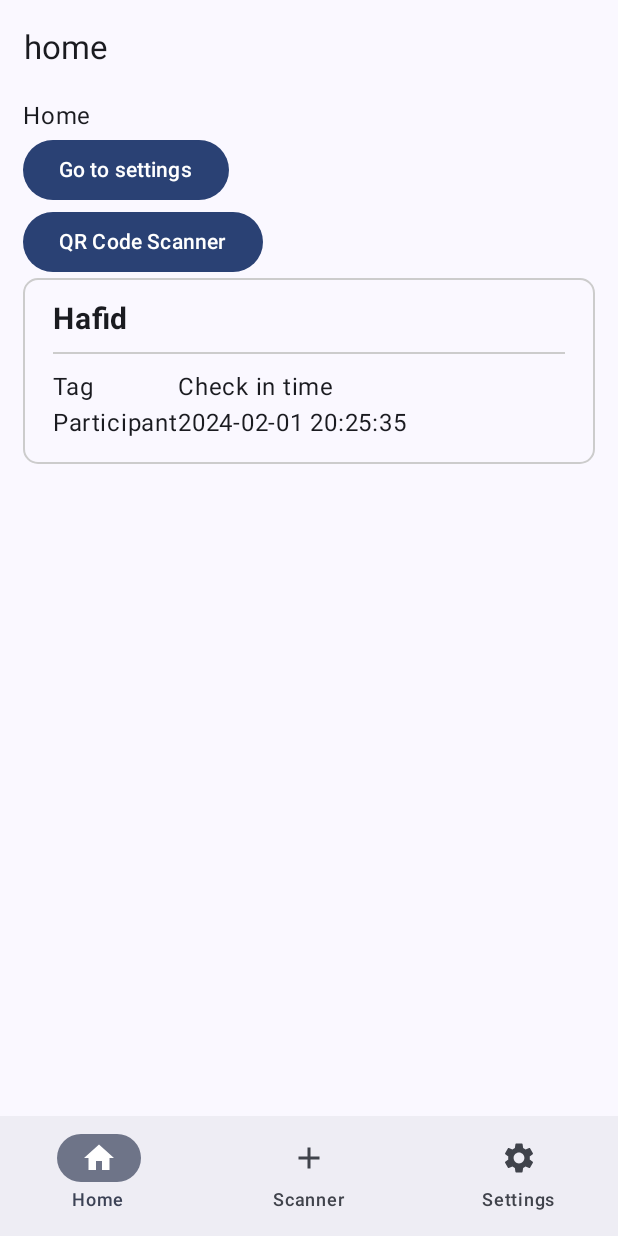
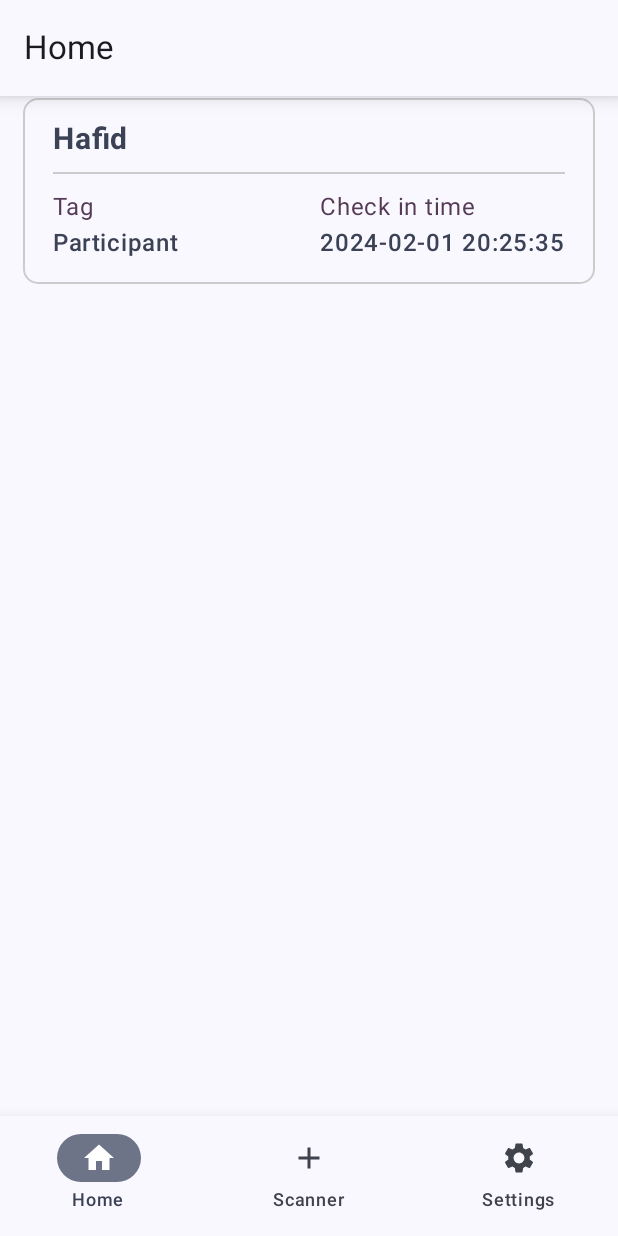
Before and after one commit to abdelhafidHadjadj/kotlin_checkin, an Android app built with Jetpack Compose: the screen it shows after launch (MainActivity), on a phone screen of 412 x 824 dp. Run offline under Robolectric (Android 15) with nearby library versions, the phone set to English and light mode, and no system bars.

Commit message:
some of updates

```diff
--- a/app/src/main/java/com/example/first_app/composables/AppNavigation.kt
+++ b/app/src/main/java/com/example/first_app/composables/AppNavigation.kt
@@ -42,12 +42,22 @@ fun AppNavigation(navController: NavHostController, modifier: Modifier = Modifie
         composable(Routes.homeScreen) {
             HomeScreen(navController)
         }
-        composable(Routes.settingsScreen +"/{name}") {
-            val name = it.arguments?.getString("name")
-            SettingsScreen(name?: "no name")
+        composable(Routes.settingsScreen) {
+
+            SettingsScreen()
         }
         composable(Routes.scannerScreen) {
             ScannerScreen()
         }
     })
 }
+
+
+/*
+*
+*    composable(Routes.settingsScreen +"/{name}") {
+            val name = it.arguments?.getString("name")
+            SettingsScreen(name?: "no name")
+        }
+*
+* */
--- a/app/src/main/java/com/example/first_app/composables/libs/HistoryItem.kt
+++ b/app/src/main/java/com/example/first_app/composables/libs/HistoryItem.kt
@@ -9,10 +9,12 @@ import androidx.compose.foundation.layout.padding
 import androidx.compose.foundation.shape.RoundedCornerShape
 import androidx.compose.material3.Divider
 import androidx.compose.material3.HorizontalDivider
+import androidx.compose.material3.MaterialTheme
 import androidx.compose.material3.Text
 import androidx.compose.runtime.Composable
 import androidx.compose.ui.Modifier
 import androidx.compose.ui.draw.clip
+import androidx.compose.ui.draw.shadow
 import androidx.compose.ui.graphics.Color
 import androidx.compose.ui.text.font.FontWeight
 import androidx.compose.ui.tooling.preview.Preview
@@ -27,23 +29,38 @@ fun HistoryItem(username: String, tag: String, checkInTime: String) {
             .fillMaxWidth()
             .border(1.dp, Color.LightGray, shape = RoundedCornerShape(10.dp))
             .padding(vertical = 15.dp, horizontal = 20.dp)
-
             ,Arrangement.spacedBy(10.dp)
 
     ){
         Text(text = username,
             fontWeight = FontWeight.Bold,
-            fontSize = 20.sp
+            fontSize = 20.sp,
+            color = MaterialTheme.colorScheme.secondary
             )
         HorizontalDivider(modifier = Modifier.border(1.dp, Color.LightGray))
-        Row {
+        Row (
+                horizontalArrangement = Arrangement.SpaceBetween,
+                    modifier = Modifier.fillMaxWidth()
+
+        ){
             Column {
-                Text(text = "Tag")
-                Text(text = tag)
+                Text(text = "Tag",
+                    color = MaterialTheme.colorScheme.tertiary
+                    )
+                Text(text = tag,
+                    fontWeight = FontWeight.SemiBold,
+                    color = MaterialTheme.colorScheme.secondary
+
+                    )
             }
             Column {
-                Text(text = "Check in time")
-                Text(text = checkInTime)
+                Text(text = "Check in time",
+                    color = MaterialTheme.colorScheme.tertiary
+                    )
+                Text(text = checkInTime,
+                    fontWeight = FontWeight.SemiBold,
+                    color = MaterialTheme.colorScheme.secondary
+                    )
             }
         }
     }
--- a/app/src/main/java/com/example/first_app/composables/screens/HomeScreen.kt
+++ b/app/src/main/java/com/example/first_app/composables/screens/HomeScreen.kt
@@ -17,15 +17,10 @@ import com.example.first_app.composables.libs.HistoryItem
 @Composable
 
 fun HomeScreen(navController: NavController){
+
     Column (
     ){
-        Text(text= "Home")
-        Button(onClick = { navController.navigate(Routes.settingsScreen +"/hafid")}){
-            Text(text = "Go to settings")
-        }
-        Button(onClick = { navController.navigate(Routes.scannerScreen)}) {
-            Text(text = "QR Code Scanner")
-        }
+
         HistoryItem(username = "Hafid", tag = "Participant", checkInTime = "2024-02-01 20:25:35")
     }
 }
--- a/app/src/main/java/com/example/first_app/composables/screens/MainScreen.kt
+++ b/app/src/main/java/com/example/first_app/composables/screens/MainScreen.kt
@@ -4,6 +4,8 @@ import androidx.compose.foundation.background
 import androidx.compose.foundation.layout.navigationBarsPadding
 import androidx.compose.foundation.layout.padding
 import androidx.compose.foundation.layout.statusBarsPadding
+import androidx.compose.material3.BottomAppBar
+import androidx.compose.material3.BottomAppBarDefaults
 import androidx.compose.material3.ExperimentalMaterial3Api
 import androidx.compose.material3.Icon
 import androidx.compose.material3.MaterialTheme
@@ -17,6 +19,8 @@ import androidx.compose.material3.TopAppBarDefaults
 import androidx.compose.runtime.Composable
 import androidx.compose.runtime.getValue
 import androidx.compose.ui.Modifier
+import androidx.compose.ui.draw.shadow
+import androidx.compose.ui.graphics.Color
 import androidx.compose.ui.unit.dp
 import androidx.navigation.NavHostController
 import androidx.navigation.compose.currentBackStackEntryAsState
@@ -31,25 +35,38 @@ fun MainScreen(navController: NavHostController) {
 
     val navBackStackEntry by navController.currentBackStackEntryAsState()
     val currentRoute = navBackStackEntry?.destination?.route
-
+    val title = (currentRoute ?: "").let {
+        if (it.isNotEmpty()) {
+            it[0].uppercase() + it.substring(1)
+        } else {
+            ""
+        }
+    }
     Scaffold(
         modifier = Modifier
             .statusBarsPadding()
             .navigationBarsPadding(),
         topBar = {
             if (currentRoute in topBarRoutes) {
-            TopAppBar(
-                title = { Text(text = "$currentRoute") },
-                colors = TopAppBarDefaults.topAppBarColors(containerColor = MaterialTheme.colorScheme.background)
+                TopAppBar(
+                title = { Text(text = title) },
+                colors = TopAppBarDefaults.topAppBarColors(containerColor = MaterialTheme.colorScheme.background),
+                modifier = Modifier.shadow(elevation = 8.dp)
+
             )
             }
 
         },
         bottomBar = {
+
             if (currentRoute in bottomBarRoutes) {
+
                 NavigationBar (
+                    containerColor = MaterialTheme.colorScheme.background,
+                    modifier = Modifier.shadow(elevation = 15.dp)
 
                 ){
+
                     bottomNavigationItems.forEach { item ->
                         NavigationBarItem(
                             icon = { Icon(item.icon, contentDescription = null) },
--- a/app/src/main/java/com/example/first_app/composables/screens/SettingsScreen.kt
+++ b/app/src/main/java/com/example/first_app/composables/screens/SettingsScreen.kt
@@ -7,8 +7,8 @@ import androidx.compose.runtime.Composable
 
 @Composable
 
-fun SettingsScreen(name: String){
+fun SettingsScreen(){
     Column {
-        Text(text = "I'm $name")
+        Text(text = "")
     }
 }
```
Also changed, not shown: app/build.gradle.kts (+29 -0 lines).
